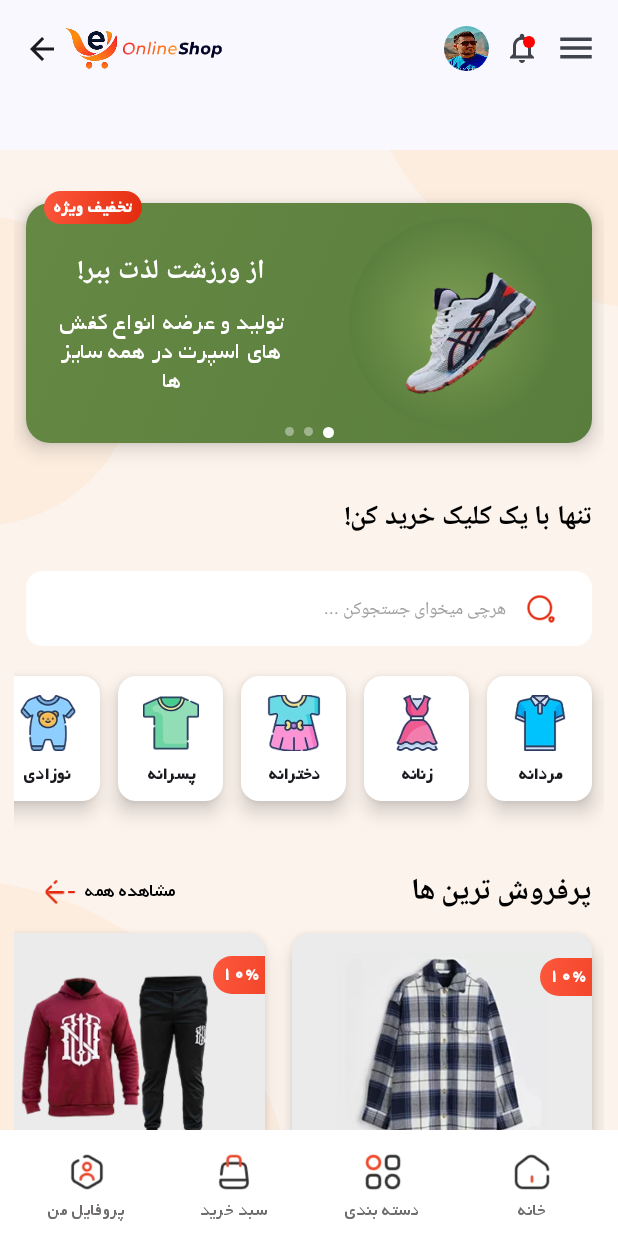
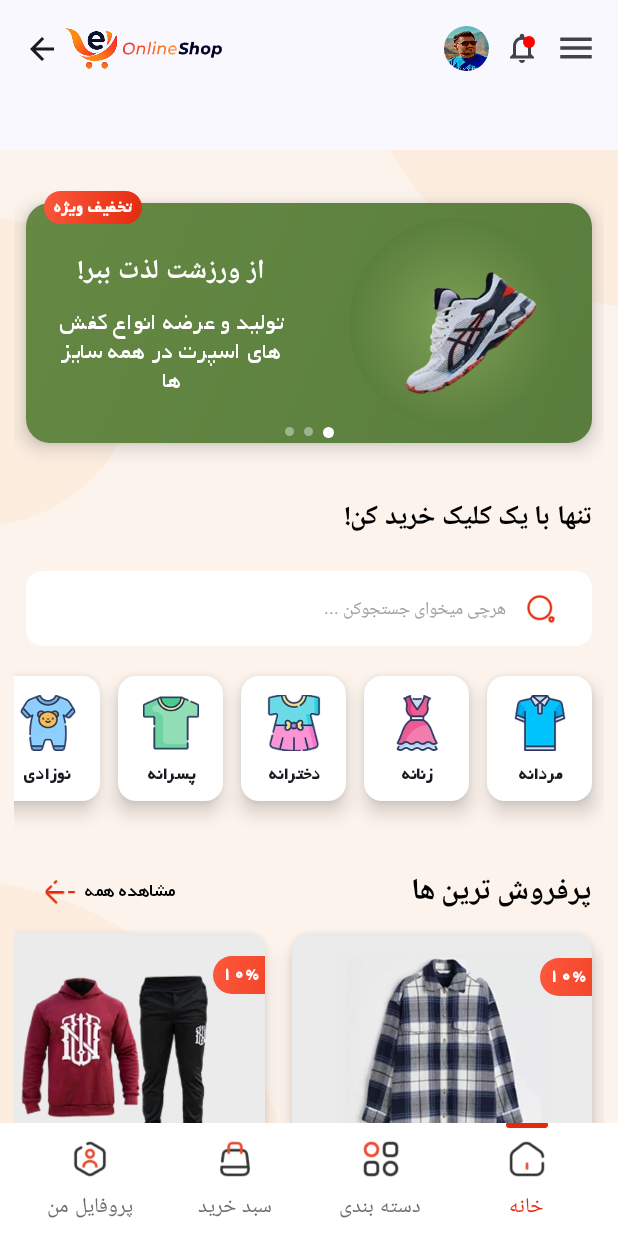
Before and after one commit to vahid-68/OnlineShop, an Android app built with Jetpack Compose: the HomeScreen screen opened through its navigation route, on a phone screen of 412 x 824 dp. Run offline under Robolectric (Android 15) with nearby library versions, the light colour scheme and no system bars; our stand-ins replace Dagger/Hilt's generated code; libraries missing offline, so code that uses them is left out: androidx.hilt.lifecycle.

Commit message:
update home screen

```diff
--- a/app/src/main/java/com/example/onlineshop/ui/component/CustomBottomBar.kt
+++ b/app/src/main/java/com/example/onlineshop/ui/component/CustomBottomBar.kt
@@ -10,6 +10,7 @@ import androidx.compose.foundation.layout.Arrangement
 import androidx.compose.foundation.layout.Box
 import androidx.compose.foundation.layout.Column
 import androidx.compose.foundation.layout.Row
+import androidx.compose.foundation.layout.fillMaxHeight
 import androidx.compose.foundation.layout.fillMaxWidth
 import androidx.compose.foundation.layout.height
 import androidx.compose.foundation.layout.offset
@@ -21,12 +22,18 @@ import androidx.compose.material3.BottomAppBar
 import androidx.compose.material3.Icon
 import androidx.compose.material3.NavigationBar
 import androidx.compose.material3.NavigationBarItem
+import androidx.compose.material3.NavigationBarItemDefaults
 import androidx.compose.material3.Text
 import androidx.compose.runtime.Composable
+import androidx.compose.runtime.getValue
+import androidx.compose.runtime.mutableIntStateOf
+import androidx.compose.runtime.remember
+import androidx.compose.runtime.setValue
 import androidx.compose.ui.Alignment
 import androidx.compose.ui.Modifier
 import androidx.compose.ui.draw.alpha
 import androidx.compose.ui.draw.clip
+import androidx.compose.ui.graphics.Color
 import androidx.compose.ui.graphics.ColorFilter
 import androidx.compose.ui.modifier.modifierLocalOf
 import androidx.compose.ui.res.painterResource
@@ -42,76 +49,91 @@ import com.example.onlineshop.ui.theme.White
 
 fun CustomBottomBar(
     items: List<BottomNavItem>,
-    selectedItem: String,
-    onItemClick: (String) -> Unit,
+    selectedIndex: Int,
+    onItemClick: (Int) -> Unit,
 ) {
 
 
-
-    Row(
+    NavigationBar(
+        containerColor = White,
+        tonalElevation = 4.dp,
         modifier = Modifier
             .fillMaxWidth()
-            .background(White)
-            .padding(vertical = 4.dp, horizontal = 8.dp),
-        horizontalArrangement = Arrangement.SpaceBetween
+
+            .height(75.dp)
+
     ) {
-        items.forEach { item ->
-            val isSelected = item.title == selectedItem
+        Row(
+            horizontalArrangement = Arrangement.SpaceBetween,
+            modifier = Modifier
+                .fillMaxWidth()
+                .padding(horizontal = 12.dp)
 
+        ) {
+            items.forEachIndexed { index, item ->
+
+                NavigationBarItem(
+                    selected = selectedIndex == index,
+                    onClick = { onItemClick(index) },
+
+
+                    icon = {
                         Box(
                             modifier = Modifier
-                    .weight(1f)
-                    .clickable { onItemClick(item.title) },
-                contentAlignment = Alignment.Center
+
+
+                                .padding(top = 4.dp)
+
+
                         ) {
 
-                Column(
-                    modifier = Modifier,
-
-                    horizontalAlignment = Alignment.CenterHorizontally
-                ) {
-                    if (isSelected) {
+                            if (selectedIndex == index) {
                                 Box(
                                     modifier = Modifier
-                                .offset(y = (-4).dp)
+                                        .offset(y = (-12).dp)
 
-                            .align(Alignment.CenterHorizontally)
-                                .width(24.dp)
-                                .height(3.dp)
-                                .clip(RoundedCornerShape(2.dp))
-                                .background(Orange2)
+                                        .align(Alignment.TopCenter)
+                                        .width(28.dp)
+                                        .height(4.dp)
+
+                                        .background(Orange2, shape = RoundedCornerShape(3.dp))
 
                                 )
-                    } else {
-                        SpacerHeight(3)
                             }
-SpacerHeight(8)
+
+
+
+
 
                             Image(
                                 painter = painterResource(id = item.iconRes),
                                 contentDescription = item.title,
                                 modifier = Modifier
-                            .size(25.dp),
+                                    .size(25.dp)
+                                    .align(Alignment.Center)
 
                             )
-                    SpacerHeight(2)
+                        }
+                    },
+                    label = {
                         Text(
+                            text = item.title,
+                            fontSize = 14.sp,
+                            color = if (selectedIndex == index) Orange2 else GrayBlack
 
-                        text = item.title,
-                        fontSize = 12.sp,
-                        color = if (isSelected) Orange2 else GrayBlack
+                        )
+                    },
+
+
+                    colors = NavigationBarItemDefaults.colors(
+                        indicatorColor = Color.Transparent,
 
 
                         )
+                )
 
-
+            }
+        }
     }
 
 }
-
-        }
-    }
-
-
-
-}
--- a/app/src/main/java/com/example/onlineshop/ui/screen/homeScreen.kt
+++ b/app/src/main/java/com/example/onlineshop/ui/screen/homeScreen.kt
@@ -18,6 +18,7 @@ import androidx.compose.material3.Scaffold
 import androidx.compose.material3.Text
 import androidx.compose.runtime.Composable
 import androidx.compose.runtime.getValue
+import androidx.compose.runtime.mutableIntStateOf
 import androidx.compose.runtime.mutableStateOf
 import androidx.compose.runtime.remember
 import androidx.compose.runtime.setValue
@@ -192,6 +193,7 @@ val bottomBarItems=listOf(
         iconRes = R.drawable.ic_my_profile,
         route = "profile"
 
+
     ),
     BottomNavItem(
         title = "سبد خرید",
@@ -215,7 +217,7 @@ val bottomBarItems=listOf(
     )
 
 )
-var selectedItem by remember { mutableStateOf("home") }
+var selectedIndex by remember { mutableIntStateOf(3) }
 
     Box(
         modifier = Modifier
@@ -326,9 +328,8 @@ val scrollState=rememberScrollState()
                                 modifier = Modifier
                                     .width(110.dp)
 
-                                    .padding(top = 9.dp, start = 5.dp)
-                                    .clickable{
-                                    },
+                                    .padding(top = 9.dp, start = 5.dp),
+
 
                                 horizontalArrangement = Arrangement.SpaceEvenly,
                                 verticalAlignment = Alignment.Bottom
@@ -341,6 +342,8 @@ val scrollState=rememberScrollState()
                                     horizontalArrangement = Arrangement.SpaceBetween,
                                     verticalAlignment = Alignment.CenterVertically,
                                     modifier = Modifier
+                                        .clickable{
+                                        },
 
 
                                 ) {
@@ -444,8 +447,8 @@ val scrollState=rememberScrollState()
             bottomBar = {
                 CustomBottomBar(
 items = bottomBarItems,
-                    selectedItem = selectedItem,
-                    onItemClick = {selectedItem=it}
+                   selectedIndex = selectedIndex,
+                    onItemClick = {selectedIndex=it}
 
 
                 )
```
Lines whose indentation alone changed are shown as unchanged.
